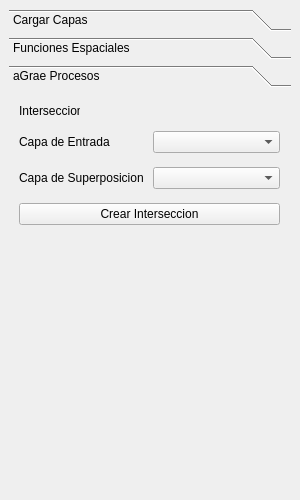
The window that ui/agrae_dockwidget_base.ui (franciscocontreras93/agrae) describes before a commit, drawn with Qt 5.
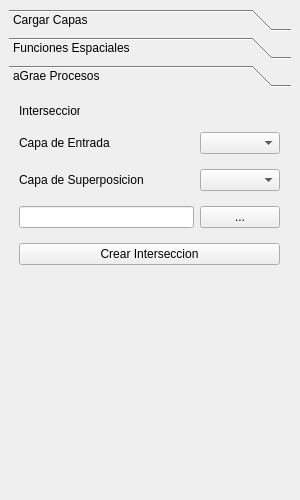
The same window after the commit.

The edit to the form file:
```diff
--- a/ui/agrae_dockwidget_base.ui
+++ b/ui/agrae_dockwidget_base.ui
@@ -37,8 +37,8 @@
         <rect>
          <x>0</x>
          <y>0</y>
-         <width>282</width>
-         <height>379</height>
+         <width>100</width>
+         <height>30</height>
         </rect>
        </property>
        <attribute name="label">
@@ -141,8 +141,8 @@
         <rect>
          <x>0</x>
          <y>0</y>
-         <width>282</width>
-         <height>379</height>
+         <width>100</width>
+         <height>30</height>
         </rect>
        </property>
        <attribute name="label">
@@ -238,6 +238,14 @@
        </widget>
       </widget>
       <widget class="QWidget" name="page_3">
+       <property name="geometry">
+        <rect>
+         <x>0</x>
+         <y>0</y>
+         <width>282</width>
+         <height>379</height>
+        </rect>
+       </property>
        <attribute name="label">
         <string>aGrae Procesos</string>
        </attribute>
@@ -247,7 +255,7 @@
           <x>10</x>
           <y>30</y>
           <width>261</width>
-          <height>111</height>
+          <height>151</height>
          </rect>
         </property>
         <layout class="QGridLayout" name="gridLayout_2">
@@ -265,19 +273,29 @@
            </property>
           </widget>
          </item>
-         <item row="0" column="1">
-          <widget class="QComboBox" name="inputLay"/>
-         </item>
          <item row="1" column="1">
           <widget class="QComboBox" name="superLay"/>
          </item>
-         <item row="2" column="0" colspan="2">
+         <item row="3" column="0" colspan="2">
           <widget class="QPushButton" name="interButton">
            <property name="text">
             <string>Crear Interseccion</string>
            </property>
           </widget>
          </item>
+         <item row="0" column="1">
+          <widget class="QComboBox" name="inputLay"/>
+         </item>
+         <item row="2" column="0">
+          <widget class="QLineEdit" name="lineEdit"/>
+         </item>
+         <item row="2" column="1">
+          <widget class="QPushButton" name="pushButton">
+           <property name="text">
+            <string>...</string>
+           </property>
+          </widget>
+         </item>
         </layout>
        </widget>
        <widget class="QLabel" name="label_10">
```
